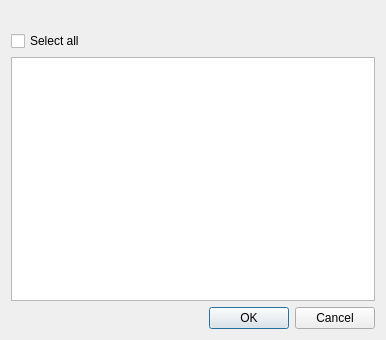
First picture: the form in src/app/ui/forms/SelectFilesDlg.ui, repository Mezomish/juffed, before the edit.
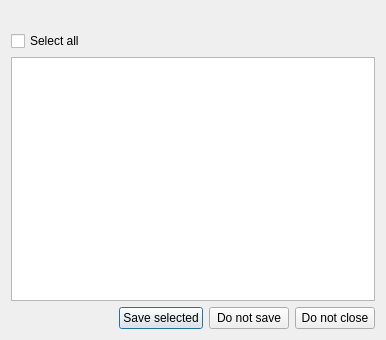
Second picture: the form after the edit.

Commit message: Improvements to the dialog for saving multiple files when closing the program

Diff of the .ui file:
```diff
--- a/src/app/ui/forms/SelectFilesDlg.ui
+++ b/src/app/ui/forms/SelectFilesDlg.ui
@@ -14,14 +14,14 @@
    <string>Select files</string>
   </property>
   <layout class="QGridLayout" name="gridLayout">
-   <item row="1" column="0" colspan="2">
+   <item row="1" column="0" colspan="3">
     <widget class="QCheckBox" name="selectAllChk">
      <property name="text">
       <string>Select all</string>
      </property>
     </widget>
    </item>
-   <item row="2" column="0" colspan="2">
+   <item row="2" column="0" colspan="4">
     <widget class="QListWidget" name="fileList"/>
    </item>
    <item row="3" column="0">
@@ -37,20 +37,34 @@
      </property>
     </spacer>
    </item>
-   <item row="3" column="1">
-    <widget class="QDialogButtonBox" name="buttonBox">
-     <property name="standardButtons">
-      <set>QDialogButtonBox::Cancel|QDialogButtonBox::Ok</set>
-     </property>
-    </widget>
-   </item>
-   <item row="0" column="0" colspan="2">
+   <item row="0" column="0" colspan="3">
     <widget class="QLabel" name="textL">
      <property name="text">
       <string/>
      </property>
     </widget>
    </item>
+   <item row="3" column="1">
+    <widget class="QPushButton" name="saveBtn">
+     <property name="text">
+      <string>Save selected</string>
+     </property>
+    </widget>
+   </item>
+   <item row="3" column="2">
+    <widget class="QPushButton" name="dontSaveBtn">
+     <property name="text">
+      <string>Do not save</string>
+     </property>
+    </widget>
+   </item>
+   <item row="3" column="3">
+    <widget class="QPushButton" name="dontCloseBtn">
+     <property name="text">
+      <string>Do not close</string>
+     </property>
+    </widget>
+   </item>
   </layout>
  </widget>
  <resources/>
```
Left out of the diff: 35 changed lines with no effect on the pictures. The commit also changes 2 other files.
